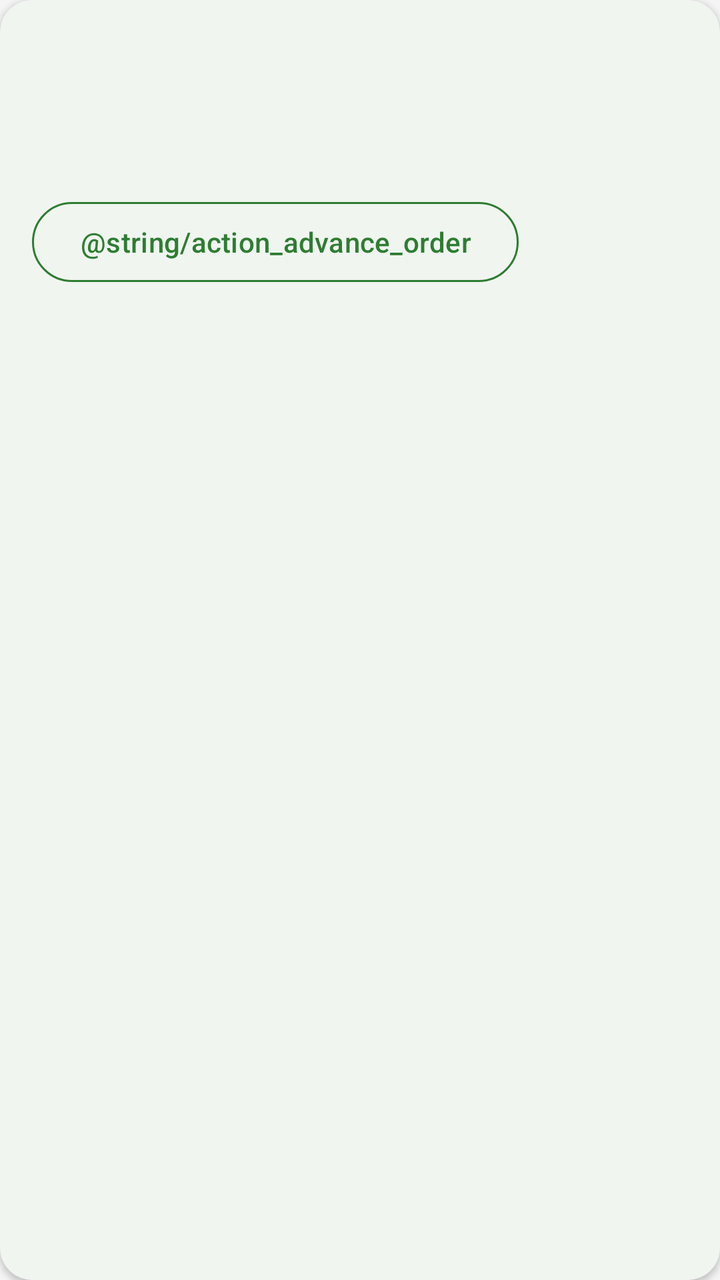
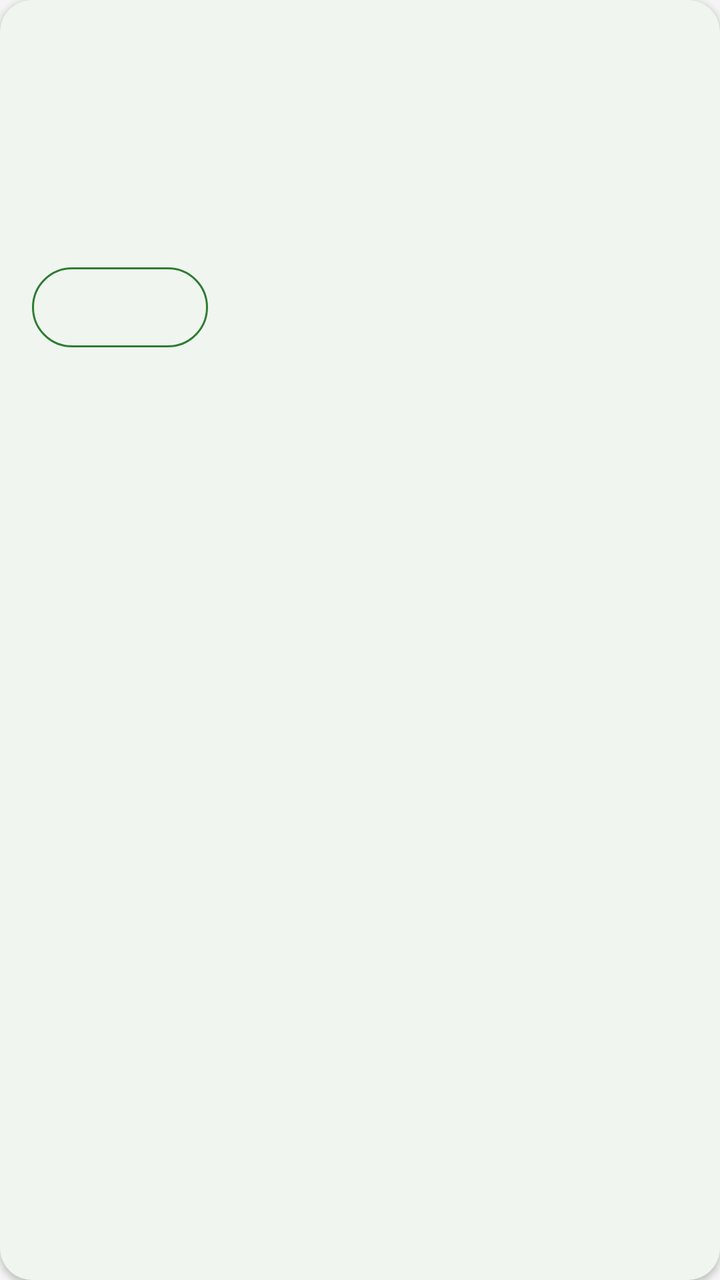

Screens rendered from an Android XML layout before and after an edit, with the pre-edit source and the edit as a unified diff.
<!-- AndroidManifest.xml: application theme Theme.EcoMarket -->
<!-- res/layout/item_order.xml -->
<?xml version="1.0" encoding="utf-8"?>
<com.google.android.material.card.MaterialCardView xmlns:android="http://schemas.android.com/apk/res/android"
    style="@style/Card.Eco"
    android:layout_width="match_parent"
    android:layout_height="wrap_content">

    <LinearLayout
        android:layout_width="match_parent"
        android:layout_height="wrap_content"
        android:orientation="vertical"
        android:padding="@dimen/space_m">

        <LinearLayout
            android:layout_width="match_parent"
            android:layout_height="wrap_content"
            android:gravity="center_vertical"
            android:orientation="horizontal">

            <TextView
                android:id="@+id/txtOrderTitle"
                android:layout_width="0dp"
                android:layout_height="wrap_content"
                android:layout_weight="1"
                android:textAppearance="@style/Text.Subtitle" />

            <TextView
                android:id="@+id/txtOrderStatus"
                android:layout_width="wrap_content"
                android:layout_height="wrap_content"
                android:paddingStart="@dimen/space_s"
                android:paddingTop="@dimen/space_xs"
                android:paddingEnd="@dimen/space_s"
                android:paddingBottom="@dimen/space_xs"
                android:textAppearance="@style/Text.Caption" />
        </LinearLayout>

        <TextView
            android:id="@+id/txtOrderItems"
            android:layout_width="match_parent"
            android:layout_height="wrap_content"
            android:layout_marginTop="@dimen/space_xs"
            android:textAppearance="@style/Text.Body" />

        <TextView
            android:id="@+id/txtOrderTotal"
            android:layout_width="match_parent"
            android:layout_height="wrap_content"
            android:layout_marginTop="@dimen/space_xs"
            android:textAppearance="@style/Text.Price" />

        <com.google.android.material.button.MaterialButton
            android:id="@+id/btnAdvance"
            style="@style/Button.Outlined"
            android:layout_width="wrap_content"
            android:layout_height="wrap_content"
            android:layout_marginTop="@dimen/space_s"
            android:text="@string/action_advance_order" />
    </LinearLayout>
</com.google.android.material.card.MaterialCardView>
<!-- resources referenced by this layout -->
<resources>
  <dimen name="space_m">16dp</dimen>
  <dimen name="space_s">8dp</dimen>
  <dimen name="space_xs">4dp</dimen>
  <style name="Button.Outlined" parent="Widget.Material3.Button.OutlinedButton">
          <item name="strokeColor">@color/eco_green</item>
          <item name="android:textColor">@color/eco_green</item>
          <item name="android:textSize">@dimen/text_body</item>
          <item name="android:textAllCaps">false</item>
          <item name="cornerRadius">@dimen/radius_button</item>
          <item name="android:minHeight">48dp</item>
      </style>
  <style name="Card.Eco" parent="Widget.Material3.CardView.Elevated">
          <item name="cardBackgroundColor">@color/eco_white</item>
          <item name="cardCornerRadius">@dimen/radius_card</item>
          <item name="cardElevation">@dimen/elevation_card</item>
          <item name="android:layout_margin">@dimen/space_s</item>
      </style>
  <style name="Text.Body" parent="TextAppearance.Material3.BodyMedium">
          <item name="android:textSize">@dimen/text_body</item>
          <item name="android:textColor">@color/eco_text_primary</item>
      </style>
  <style name="Text.Caption" parent="TextAppearance.Material3.BodySmall">
          <item name="android:textSize">@dimen/text_caption</item>
          <item name="android:textColor">@color/eco_text_secondary</item>
      </style>
  <style name="Text.Price" parent="Text.Subtitle">
          <item name="android:textColor">@color/eco_green</item>
          <item name="android:textStyle">bold</item>
      </style>
  <style name="Text.Subtitle" parent="TextAppearance.Material3.TitleMedium">
          <item name="android:textSize">@dimen/text_subtitle</item>
          <item name="android:fontFamily">sans-serif-medium</item>
          <item name="android:textColor">@color/eco_text_primary</item>
      </style>
  <style name="Theme.EcoMarket" parent="Theme.Material3.Light.NoActionBar">
          <item name="colorPrimary">@color/eco_green</item>
          <item name="colorOnPrimary">@color/eco_white</item>
          <item name="colorPrimaryContainer">@color/eco_green_light</item>
          <item name="colorOnPrimaryContainer">@color/eco_green_dark</item>
          <item name="colorSecondary">@color/eco_orange</item>
          <item name="colorOnSecondary">@color/eco_white</item>
          <item name="colorSecondaryContainer">@color/eco_green_surface</item>
          <item name="colorOnSecondaryContainer">@color/eco_green_dark</item>
          <item name="colorSurface">@color/eco_background</item>
          <item name="colorOnSurface">@color/eco_text_primary</item>
          <item name="colorOutline">@color/eco_gray_border</item>
          <item name="colorError">@color/eco_error</item>
          <item name="android:colorBackground">@color/eco_gray_light</item>
          <item name="android:statusBarColor">@color/eco_green_dark</item>
          <item name="android:windowLightStatusBar">false</item>
          <item name="android:textColorPrimary">@color/eco_text_primary</item>
          <item name="android:textColorSecondary">@color/eco_text_secondary</item>
      </style>
  <color name="eco_green">#2E7D32</color>
  <dimen name="text_body">14sp</dimen>
  <dimen name="radius_button">24dp</dimen>
  <color name="eco_white">#FFFFFF</color>
  <dimen name="radius_card">16dp</dimen>
  <dimen name="elevation_card">2dp</dimen>
  <color name="eco_text_primary">#212121</color>
  <dimen name="text_caption">12sp</dimen>
  <color name="eco_text_secondary">#5F6B62</color>
  <dimen name="text_subtitle">16sp</dimen>
  <color name="eco_green_light">#A5D6A7</color>
  <color name="eco_green_dark">#1B5E20</color>
  <color name="eco_orange">#FF7043</color>
  <color name="eco_green_surface">#E8F5E9</color>
  <color name="eco_background">#FFFFFF</color>
  <color name="eco_gray_border">#D5DBD6</color>
  <color name="eco_error">#C62828</color>
  <color name="eco_gray_light">#F5F5F5</color>
</resources>

<!-- the commit's change to res/layout/item_order.xml (unified diff, before → after) -->
@@ -35,6 +35,12 @@
         </LinearLayout>
 
         <TextView
+            android:id="@+id/txtOrderMeta"
+            android:layout_width="match_parent"
+            android:layout_height="wrap_content"
+            android:textAppearance="@style/Text.Caption" />
+
+        <TextView
             android:id="@+id/txtOrderItems"
             android:layout_width="match_parent"
             android:layout_height="wrap_content"
@@ -48,12 +54,17 @@
             android:layout_marginTop="@dimen/space_xs"
             android:textAppearance="@style/Text.Price" />
 
+        <TextView
+            android:id="@+id/txtOrderPayment"
+            android:layout_width="match_parent"
+            android:layout_height="wrap_content"
+            android:textAppearance="@style/Text.Caption" />
+
         <com.google.android.material.button.MaterialButton
-            android:id="@+id/btnAdvance"
+            android:id="@+id/btnOrderAction"
             style="@style/Button.Outlined"
             android:layout_width="wrap_content"
             android:layout_height="wrap_content"
-            android:layout_marginTop="@dimen/space_s"
-            android:text="@string/action_advance_order" />
+            android:layout_marginTop="@dimen/space_s" />
     </LinearLayout>
 </com.google.android.material.card.MaterialCardView>
